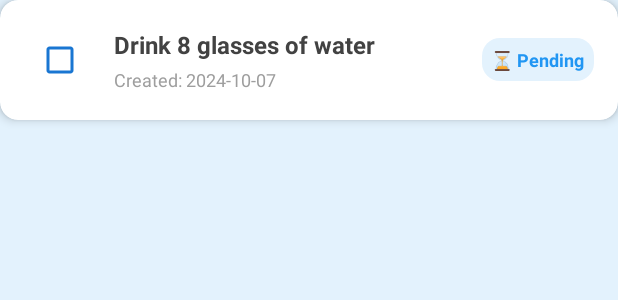
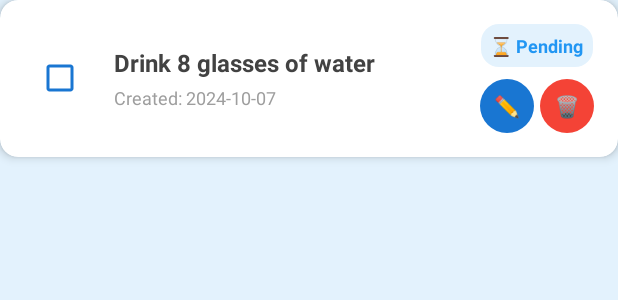
Before and after one commit to ThilinaWi/DailyCare_Wellnesstracking-app_Kotlin, an Android app: the layout item_habit.xml on its own in the app's theme, with its tools: preview values and no code run, on a phone screen of 412 x 824 dp. Shown: the top 300 px of the screen. Run offline under Robolectric (Android 15) with nearby library versions, the light colour scheme and no system bars.

Commit message:
Enhance daily habits with edit and delete functionality
✨ New Features:
- Add edit habit functionality with EditHabitDialog
- Enhanced UI with visible edit and delete buttons
- Improved user experience with clear action buttons

🔧 Technical Changes:
- Create EditHabitDialog for habit name editing
- Update HabitsAdapter interface with onEditHabit and onDeleteHabit methods
- Add editHabit method in HabitsFragment
- Replace long-click delete with dedicated delete button
- Update item_habit.xml layout with Material Design buttons
- Add edit_habit string resource

🎨 UI Improvements:
- Add edit (✏️) and delete (🗑️) buttons to each habit item
- Use proper Material Design button styling
- Maintain blue color scheme consistency
- Better visual hierarchy with status display

📱 User Experience:
- Clear edit and delete actions
- Confirmation dialog for habit deletion
- Success feedback for habit updates
- Streamlined habit management workflow

```diff
--- a/app/src/main/res/layout/item_habit.xml
+++ b/app/src/main/res/layout/item_habit.xml
@@ -48,6 +48,13 @@
 
         </LinearLayout>
 
+        <LinearLayout
+            android:layout_width="wrap_content"
+            android:layout_height="wrap_content"
+            android:orientation="vertical"
+            android:gravity="center"
+            android:layout_marginStart="8dp">
+
             <TextView
                 android:id="@+id/tvHabitStatus"
                 android:layout_width="wrap_content"
@@ -58,7 +65,43 @@
                 android:textColor="@color/accent_cobalt_blue"
                 android:padding="6dp"
                 android:background="@drawable/status_background"
-            android:layout_marginStart="8dp" />
+                android:layout_marginBottom="8dp" />
+
+            <LinearLayout
+                android:layout_width="wrap_content"
+                android:layout_height="wrap_content"
+                android:orientation="horizontal">
+
+                <com.google.android.material.button.MaterialButton
+                    android:id="@+id/btnEditHabit"
+                    android:layout_width="36dp"
+                    android:layout_height="36dp"
+                    android:insetTop="0dp"
+                    android:insetBottom="0dp"
+                    android:padding="0dp"
+                    android:text="✏️"
+                    android:textSize="14sp"
+                    app:backgroundTint="@color/secondary_navy_blue"
+                    app:cornerRadius="18dp"
+                    android:layout_marginEnd="4dp"
+                    style="@style/Widget.Material3.Button.Icon" />
+
+                <com.google.android.material.button.MaterialButton
+                    android:id="@+id/btnDeleteHabit"
+                    android:layout_width="36dp"
+                    android:layout_height="36dp"
+                    android:insetTop="0dp"
+                    android:insetBottom="0dp"
+                    android:padding="0dp"
+                    android:text="🗑️"
+                    android:textSize="14sp"
+                    app:backgroundTint="@color/error_red"
+                    app:cornerRadius="18dp"
+                    style="@style/Widget.Material3.Button.Icon" />
+
+            </LinearLayout>
+
+        </LinearLayout>
 
     </LinearLayout>
 
--- a/app/src/main/res/values/strings.xml
+++ b/app/src/main/res/values/strings.xml
@@ -42,6 +42,7 @@
     <!-- Habit Tracker Strings -->
     <string name="daily_habits">Daily Habits</string>
     <string name="add_habit">Add New Habit</string>
+    <string name="edit_habit">Edit Habit</string>
     <string name="habit_name">Habit Name</string>
     <string name="habit_name_hint">E.g., Drink 8 glasses of water</string>
     <string name="habit_added">Habit added successfully!</string>
```
Also changed, not shown: app/src/main/java/com/example/dailycare/adapters/HabitsAdapter.kt (+7 -7 lines), app/src/main/java/com/example/dailycare/dialogs/EditHabitDialog.kt (added, +35 -0 lines), app/src/main/java/com/example/dailycare/fragments/HabitsFragment.kt (+22 -1 lines). Lines whose indentation alone changed are shown as unchanged.
